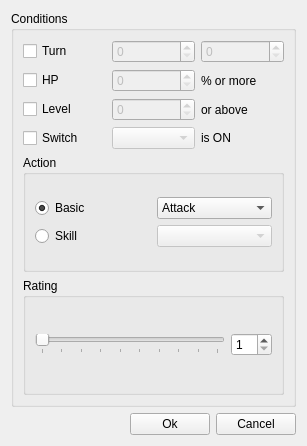
Qt form editors/enemies/enemyactiondialog.ui (jowin202/YaRXP) before a commit.
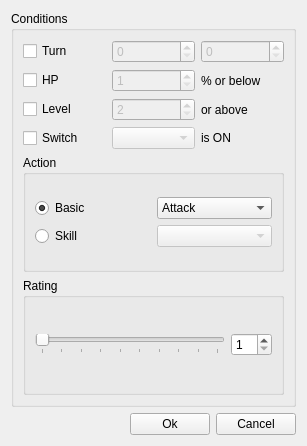
The same form after that commit.

```diff
--- a/editors/enemies/enemyactiondialog.ui
+++ b/editors/enemies/enemyactiondialog.ui
@@ -63,6 +63,12 @@
             <property name="enabled">
              <bool>false</bool>
             </property>
+            <property name="minimum">
+             <number>1</number>
+            </property>
+            <property name="maximum">
+             <number>100</number>
+            </property>
            </widget>
           </item>
           <item row="0" column="0">
@@ -119,6 +125,9 @@
             <property name="enabled">
              <bool>false</bool>
             </property>
+            <property name="minimum">
+             <number>2</number>
+            </property>
            </widget>
           </item>
           <item row="3" column="2">
@@ -138,7 +147,7 @@
           <item row="1" column="2">
            <widget class="QLabel" name="label_3">
             <property name="text">
-             <string>% or more</string>
+             <string>% or below</string>
             </property>
            </widget>
           </item>
```
Left out of the diff: 24 changed lines with no effect on the pictures.
